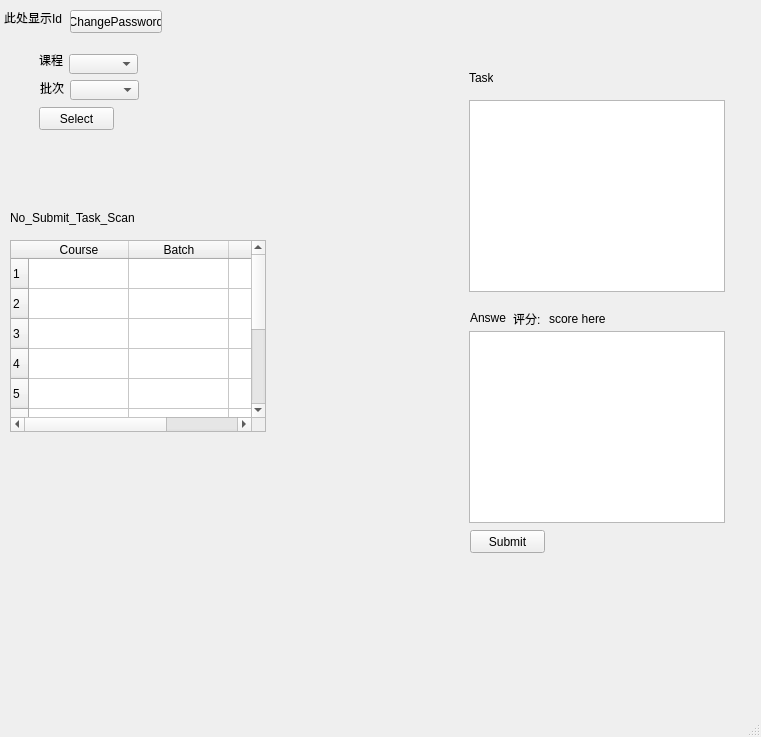
This is studentui.ui in BeanLiu1994/Su6missi0nSys as Qt 5 draws it before an edit. The edited form follows.
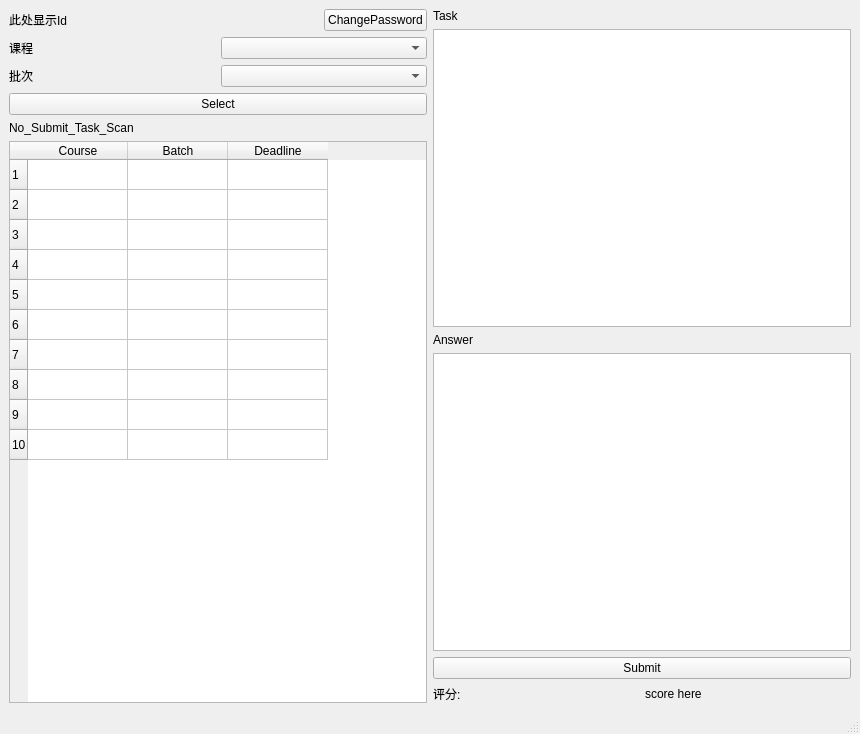
This is the edited form.

```diff
--- a/studentui.ui
+++ b/studentui.ui
@@ -6,209 +6,97 @@
    <rect>
     <x>0</x>
     <y>0</y>
-    <width>761</width>
-    <height>737</height>
+    <width>860</width>
+    <height>734</height>
    </rect>
   </property>
+  <property name="sizePolicy">
+   <sizepolicy hsizetype="Expanding" vsizetype="Expanding">
+    <horstretch>0</horstretch>
+    <verstretch>0</verstretch>
+   </sizepolicy>
+  </property>
   <property name="windowTitle">
    <string>MainWindow</string>
   </property>
   <widget class="QWidget" name="centralwidget">
-   <widget class="QLabel" name="labelScan">
-    <property name="geometry">
-     <rect>
-      <x>10</x>
-      <y>210</y>
-      <width>141</width>
-      <height>16</height>
-     </rect>
-    </property>
-    <property name="text">
-     <string>No_Submit_Task_Scan</string>
-    </property>
-   </widget>
-   <widget class="QPushButton" name="pushButtonSelect">
-    <property name="geometry">
-     <rect>
-      <x>39</x>
-      <y>107</y>
-      <width>75</width>
-      <height>23</height>
-     </rect>
-    </property>
-    <property name="text">
-     <string>Select</string>
-    </property>
-   </widget>
-   <widget class="QComboBox" name="comboBoxSub">
-    <property name="geometry">
-     <rect>
-      <x>69</x>
-      <y>54</y>
-      <width>69</width>
-      <height>20</height>
-     </rect>
-    </property>
-   </widget>
-   <widget class="QLabel" name="labelSubject">
-    <property name="geometry">
-     <rect>
-      <x>39</x>
-      <y>50</y>
-      <width>31</width>
-      <height>20</height>
-     </rect>
-    </property>
-    <property name="text">
-     <string>课程</string>
-    </property>
-   </widget>
-   <widget class="QLabel" name="labelTask">
-    <property name="geometry">
-     <rect>
-      <x>469</x>
-      <y>70</y>
-      <width>24</width>
-      <height>16</height>
-     </rect>
-    </property>
-    <property name="text">
-     <string>Task</string>
-    </property>
-   </widget>
-   <widget class="QTextEdit" name="textEditTask">
-    <property name="geometry">
-     <rect>
-      <x>469</x>
-      <y>100</y>
-      <width>256</width>
-      <height>192</height>
-     </rect>
-    </property>
-    <property name="readOnly">
-     <bool>true</bool>
-    </property>
-   </widget>
-   <widget class="QTextEdit" name="textEditAnswer">
-    <property name="geometry">
-     <rect>
-      <x>469</x>
-      <y>331</y>
-      <width>256</width>
-      <height>192</height>
-     </rect>
-    </property>
-   </widget>
-   <widget class="QLabel" name="labelAnswer">
-    <property name="geometry">
-     <rect>
-      <x>470</x>
-      <y>310</y>
-      <width>36</width>
-      <height>16</height>
-     </rect>
-    </property>
-    <property name="text">
-     <string>Answer</string>
-    </property>
-   </widget>
-   <widget class="QLabel" name="score">
-    <property name="geometry">
-     <rect>
-      <x>549</x>
-      <y>311</y>
-      <width>60</width>
-      <height>16</height>
-     </rect>
-    </property>
-    <property name="text">
-     <string>score here</string>
-    </property>
-   </widget>
-   <widget class="QLabel" name="label">
-    <property name="geometry">
-     <rect>
-      <x>513</x>
-      <y>311</y>
-      <width>30</width>
-      <height>16</height>
-     </rect>
-    </property>
-    <property name="text">
-     <string>评分:</string>
-    </property>
-   </widget>
-   <widget class="QPushButton" name="pushButtonSubmit">
-    <property name="geometry">
-     <rect>
-      <x>470</x>
-      <y>530</y>
-      <width>75</width>
-      <height>23</height>
-     </rect>
-    </property>
-    <property name="text">
-     <string>Submit</string>
-    </property>
-   </widget>
-   <widget class="QComboBox" name="comboBoxBat">
-    <property name="geometry">
-     <rect>
-      <x>70</x>
-      <y>80</y>
-      <width>69</width>
-      <height>20</height>
-     </rect>
-    </property>
-   </widget>
-   <widget class="QLabel" name="labelBatch">
-    <property name="geometry">
-     <rect>
-      <x>40</x>
-      <y>80</y>
-      <width>24</width>
-      <height>16</height>
-     </rect>
-    </property>
-    <property name="text">
-     <string>批次</string>
-    </property>
-   </widget>
+   <layout class="QHBoxLayout" name="horizontalLayout_5">
+    <item>
+     <layout class="QVBoxLayout" name="verticalLayout_4">
+      <item>
+       <layout class="QVBoxLayout" name="verticalLayout">
+        <item>
+         <layout class="QHBoxLayout" name="horizontalLayout_3">
+          <item>
    <widget class="QLabel" name="IdShow">
-    <property name="geometry">
-     <rect>
-      <x>4</x>
-      <y>10</y>
-      <width>60</width>
-      <height>16</height>
-     </rect>
+            <property name="sizePolicy">
+             <sizepolicy hsizetype="Expanding" vsizetype="Preferred">
+              <horstretch>0</horstretch>
+              <verstretch>0</verstretch>
+             </sizepolicy>
     </property>
     <property name="text">
      <string>此处显示Id</string>
     </property>
    </widget>
+          </item>
+          <item>
    <widget class="QPushButton" name="pushButtonCpw">
-    <property name="geometry">
-     <rect>
-      <x>70</x>
-      <y>10</y>
-      <width>92</width>
-      <height>23</height>
-     </rect>
-    </property>
     <property name="text">
      <string>ChangePassword</string>
     </property>
    </widget>
-   <widget class="QTableWidget" name="tableWidget">
-    <property name="geometry">
-     <rect>
-      <x>10</x>
-      <y>240</y>
-      <width>256</width>
-      <height>192</height>
-     </rect>
-    </property>
+          </item>
+         </layout>
+        </item>
+        <item>
+         <layout class="QHBoxLayout" name="horizontalLayout">
+          <item>
+           <widget class="QLabel" name="labelSubject">
+            <property name="text">
+             <string>课程</string>
+            </property>
+           </widget>
+          </item>
+          <item>
+           <widget class="QComboBox" name="comboBoxSub"/>
+          </item>
+         </layout>
+        </item>
+        <item>
+         <layout class="QHBoxLayout" name="horizontalLayout_2">
+          <item>
+           <widget class="QLabel" name="labelBatch">
+            <property name="text">
+             <string>批次</string>
+            </property>
+           </widget>
+          </item>
+          <item>
+           <widget class="QComboBox" name="comboBoxBat"/>
+          </item>
+         </layout>
+        </item>
+        <item>
+         <widget class="QPushButton" name="pushButtonSelect">
+          <property name="text">
+           <string>Select</string>
+          </property>
+         </widget>
+        </item>
+       </layout>
+      </item>
+      <item>
+       <layout class="QVBoxLayout" name="verticalLayout_2">
+        <item>
+         <widget class="QLabel" name="labelScan">
+          <property name="text">
+           <string>No_Submit_Task_Scan</string>
+          </property>
+         </widget>
+        </item>
+        <item>
+         <widget class="QTableWidget" name="tableWidgetScan">
     <property name="rowCount">
      <number>10</number>
     </property>
@@ -251,6 +139,65 @@
      </property>
     </item>
    </widget>
+        </item>
+       </layout>
+      </item>
+     </layout>
+    </item>
+    <item>
+     <layout class="QVBoxLayout" name="verticalLayout_3">
+      <item>
+       <widget class="QLabel" name="labelTask">
+        <property name="text">
+         <string>Task</string>
+        </property>
+       </widget>
+      </item>
+      <item>
+       <widget class="QTextEdit" name="textEditTask">
+        <property name="readOnly">
+         <bool>true</bool>
+        </property>
+       </widget>
+      </item>
+      <item>
+       <widget class="QLabel" name="labelAnswer">
+        <property name="text">
+         <string>Answer</string>
+        </property>
+       </widget>
+      </item>
+      <item>
+       <widget class="QTextEdit" name="textEditAnswer"/>
+      </item>
+      <item>
+       <widget class="QPushButton" name="pushButtonSubmit">
+        <property name="text">
+         <string>Submit</string>
+        </property>
+       </widget>
+      </item>
+      <item>
+       <layout class="QHBoxLayout" name="horizontalLayout_4">
+        <item>
+         <widget class="QLabel" name="label">
+          <property name="text">
+           <string>评分:</string>
+          </property>
+         </widget>
+        </item>
+        <item>
+         <widget class="QLabel" name="score">
+          <property name="text">
+           <string>score here</string>
+          </property>
+         </widget>
+        </item>
+       </layout>
+      </item>
+     </layout>
+    </item>
+   </layout>
   </widget>
   <widget class="QMenuBar" name="menubar">
    <property name="geometry">
```
Left out of the diff: 2 changed lines with no effect on the pictures. Lines whose indentation alone changed are shown as unchanged.
